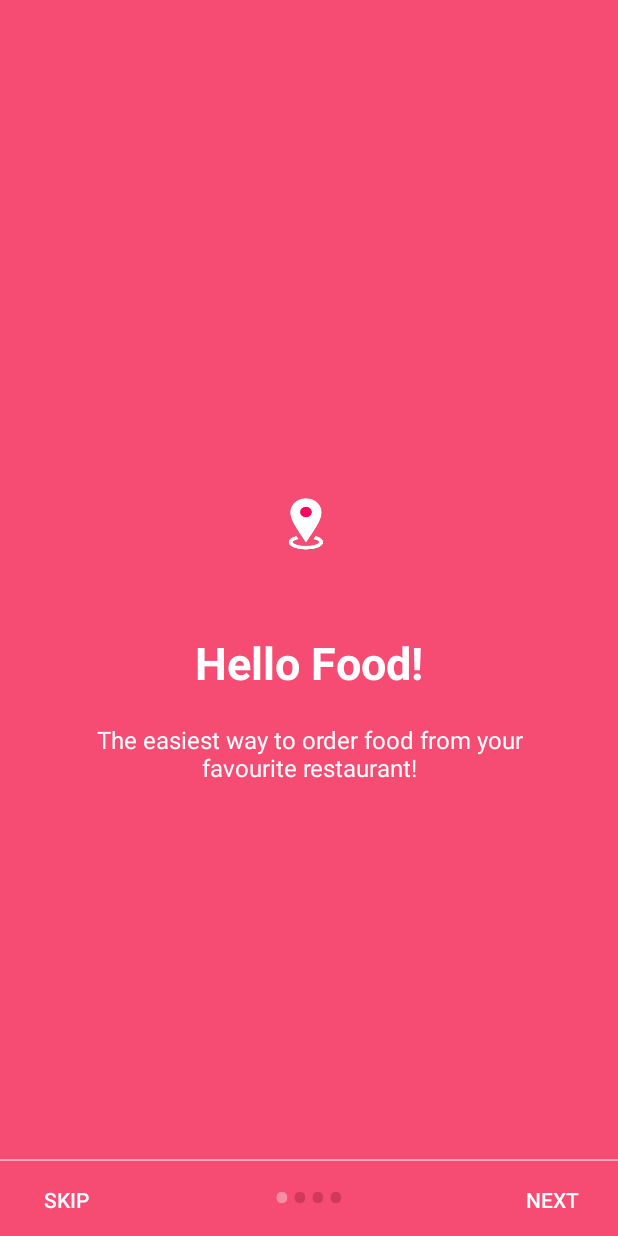
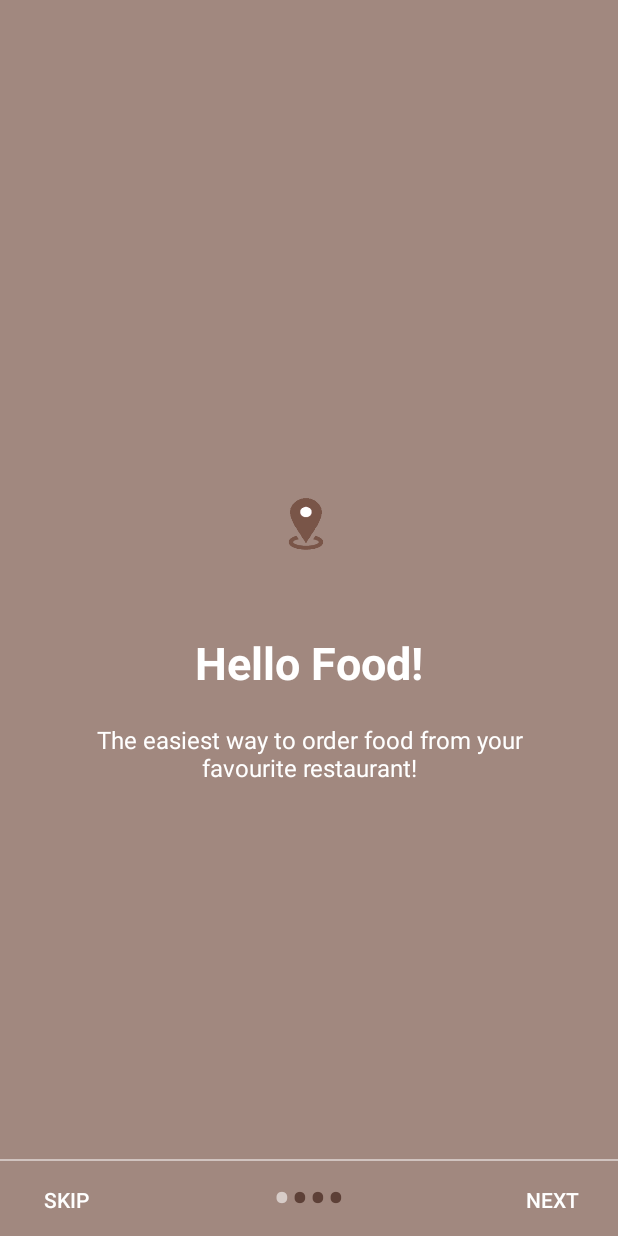
Before and after one commit to myashok/trackmychildNew, an Android app: the WelcomeActivity screen opened directly, with no data from a screen before it, on a phone screen of 412 x 824 dp. Run offline under Robolectric (Android 15) with nearby library versions, the phone set to English and light mode, and no system bars; network calls fail.

Commit message:
added material desgin

```diff
--- a/app/src/main/res/layout/login.xml
+++ b/app/src/main/res/layout/login.xml
@@ -58,7 +58,7 @@
                 android:layout_marginTop="24dp"
                 android:layout_marginBottom="24dp"
                 android:padding="12dp"
-                android:elevation="2dp"
+                android:elevation="4dp"
                 android:text="@string/login_button"/>
         </LinearLayout>
     </ScrollView>
--- a/app/src/main/res/layout/multiple_fragments.xml
+++ b/app/src/main/res/layout/multiple_fragments.xml
@@ -16,6 +16,6 @@
         android:id="@+id/viewPager"
         android:layout_width="match_parent"
         android:layout_height="wrap_content"
-        android:background="@android:color/white" />
+        />
 
 </LinearLayout>
--- /dev/null
+++ b/app/src/main/res/values-v21/styles.xml
@@ -0,0 +1,13 @@
+<resources>
+
+    <style name="MyMaterialTheme" parent="MyMaterialTheme.Base">
+        <item name="android:windowContentTransitions">true</item>
+        <item name="android:windowAllowEnterTransitionOverlap">true</item>
+        <item name="android:windowAllowReturnTransitionOverlap">true</item>
+        <item name="android:windowSharedElementEnterTransition">@android:transition/move</item>
+        <item name="android:windowSharedElementExitTransition">@android:transition/move</item>
+        <item name="android:navigationBarColor">@color/navigationBarColor</item>
+        <item name="android:statusBarColor">@color/statusBarColor</item>
+    </style>
+
+</resources>
--- a/app/src/main/res/values/colors.xml
+++ b/app/src/main/res/values/colors.xml
@@ -1,27 +1,32 @@
 <?xml version="1.0" encoding="utf-8"?>
 <resources>
-    <color name="colorPrimary">#3F51B5</color>
-    <color name="colorPrimaryDark">#303F9F</color>
-    <color name="colorAccent">#FF4081</color>
+
+    <color name="colorPrimary">#5D4037</color>
+    <color name="colorPrimaryDark">#3E2723</color>
+    <color name="colorAccent">#FFFFFF</color>
+    <color name="windowBackground">#795548</color>
+    <color name="navigationBarColor">#795548</color>
+    <color name="statusBarColor">#3E2723</color>
+    <color name="textColorPrimary">#ffffff</color>
 
     <!-- Screens background color-->
-    <color name="splash_background">#8E24AA</color>
-    <color name="bg_screen1">#f64c73</color>
-    <color name="bg_screen2">#20d2bb</color>
-    <color name="bg_screen3">#3395ff</color>
-    <color name="bg_screen4">#c873f4</color>
+    <color name="splash_background">#795548</color>
+    <color name="bg_screen1">#A1887F</color>
+    <color name="bg_screen2">#8D6E63</color>
+    <color name="bg_screen3">#795548</color>
+    <color name="bg_screen4">#6D4C41</color>
 
     <!-- dots inactive colors -->
-    <color name="dot_dark_screen1">#d1395c</color>
-    <color name="dot_dark_screen2">#14a895</color>
-    <color name="dot_dark_screen3">#2278d4</color>
-    <color name="dot_dark_screen4">#a854d4</color>
+    <color name="dot_dark_screen1">#5D4037</color>
+    <color name="dot_dark_screen2">#5D4037</color>
+    <color name="dot_dark_screen3">#4E342E</color>
+    <color name="dot_dark_screen4">#3E2723</color>
 
     <!-- dots active colors -->
-    <color name="dot_light_screen1">#f98da5</color>
-    <color name="dot_light_screen2">#8cf9eb</color>
-    <color name="dot_light_screen3">#93c6fd</color>
-    <color name="dot_light_screen4">#e4b5fc</color>
+    <color name="dot_light_screen1">#D7CCC8</color>
+    <color name="dot_light_screen2">#BCAAA4</color>
+    <color name="dot_light_screen3">#A1887F</color>
+    <color name="dot_light_screen4">#8D6E63</color>
     <!-- login screen colors -->
     <color name="primary">#8E24AA</color>
     <color name="primary_dark">#7B1FA2</color>
@@ -37,4 +42,6 @@
     <color name="base">#AAAAAA</color>
     <color name="iron">#CCCCCC</color>
     <color name="white">#FFFFFF</color>
+
+
 </resources>
--- a/app/src/main/res/values/dimens.xml
+++ b/app/src/main/res/values/dimens.xml
@@ -1,6 +1,4 @@
 <resources>
-    <!-- Default screen margins, per the Android Design guidelines. -->
-    <!-- Default screen margins, per the Android Design guidelines. -->
     <dimen name="activity_horizontal_margin">16dp</dimen>
     <dimen name="activity_vertical_margin">16dp</dimen>
     <dimen name="fab_margin">16dp</dimen>
--- a/app/src/main/res/values/styles.xml
+++ b/app/src/main/res/values/styles.xml
@@ -1,4 +1,19 @@
 <resources>
+    <style name="MyMaterialTheme" parent="MyMaterialTheme.Base">
+    </style>
+    <style name="MyMaterialTheme.Base" parent="Theme.AppCompat.Light.DarkActionBar">
+        <item name="colorPrimary">@color/colorPrimary</item>
+        <item name="colorPrimaryDark">@color/colorPrimaryDark</item>
+        <item name="colorAccent">@color/colorAccent</item>
+        <item name="android:windowBackground">@color/windowBackground</item>
+        <item name="android:textColorPrimary">@color/textColorPrimary</item>
+        <item name="colorControlNormal">@color/iron</item>
+        <item name="colorControlActivated">@color/white</item>
+        <item name="colorControlHighlight">@color/white</item>
+        <item name="android:textColorHint">@color/iron</item>
+        <item name="colorButtonNormal">@color/colorPrimaryDark</item>
+
+    </style>
 
     <!-- Base application theme. -->
     <style name="AppTheme" parent="Theme.AppCompat.Light.DarkActionBar">
@@ -29,6 +44,6 @@
     <style name="AppTheme.Dark.Dialog" parent="Theme.AppCompat.Dialog">
         <item name="colorAccent">@color/white</item>
         <item name="android:textColorPrimary">@color/iron</item>
-        <item name="android:background">@color/primary</item>
+        <item name="android:background">@color/colorPrimaryDark</item>
     </style>
 </resources>
```
Also changed, not shown: app/src/main/AndroidManifest.xml (+4 -3 lines), app/src/main/java/com/example/kanchicoder/trackmychildparent/MainActivity.java (+9 -0 lines), app/src/main/res/layout/row_item.xml (+14 -7 lines), app/src/main/ic_launcher-web.png, app/src/main/res/drawable/appname.png, app/src/main/res/drawable/gps.png, app/src/main/res/drawable/location.png, app/src/main/res/drawable/logo.png, app/src/main/res/drawable/schoolbag.png, app/src/main/res/mipmap-hdpi/ic_launcher.png, app/src/main/res/mipmap-mdpi/ic_launcher.png, app/src/main/res/mipmap-xhdpi/ic_launcher.png, app/src/main/res/mipmap-xxhdpi/ic_launcher.png, app/src/main/res/mipmap-xxxhdpi/ic_launcher.png.
